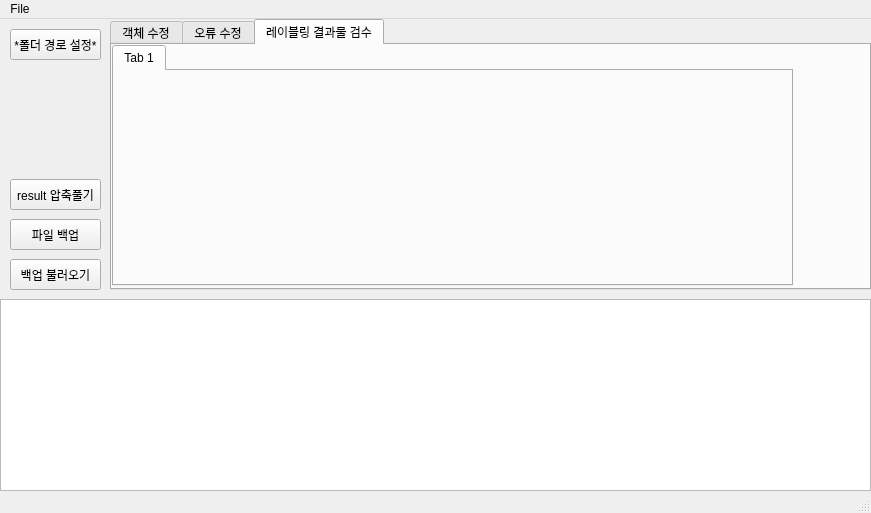
Qt form pyqtDesign/pyqtDesigner.ui (a22106/LabelingHelper) before a commit.
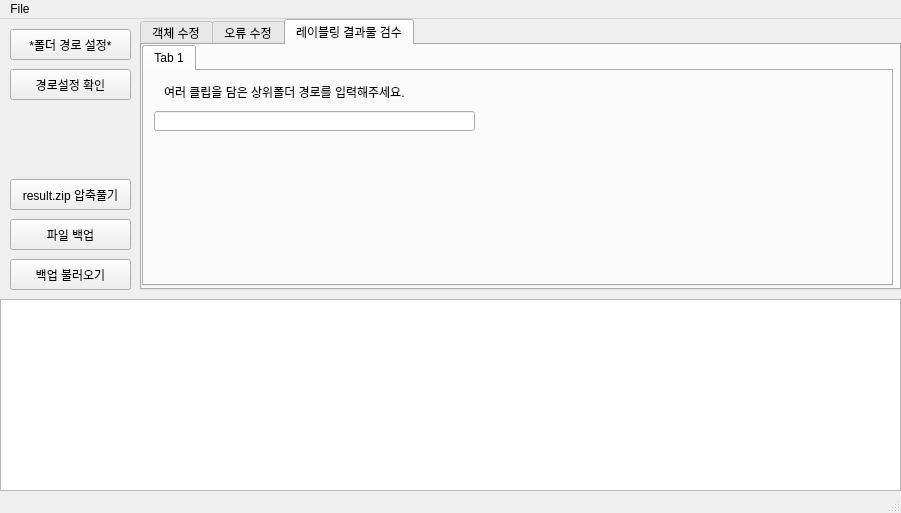
The same form after that commit. The open tabs and pages were chosen to show the change.

```diff
--- a/pyqtDesign/pyqtDesigner.ui
+++ b/pyqtDesign/pyqtDesigner.ui
@@ -6,7 +6,7 @@
    <rect>
     <x>0</x>
     <y>0</y>
-    <width>871</width>
+    <width>901</width>
     <height>513</height>
    </rect>
   </property>
@@ -18,7 +18,7 @@
   </property>
   <property name="maximumSize">
    <size>
-    <width>871</width>
+    <width>1000</width>
     <height>513</height>
    </size>
   </property>
@@ -31,7 +31,7 @@
      <rect>
       <x>0</x>
       <y>280</y>
-      <width>871</width>
+      <width>901</width>
       <height>192</height>
      </rect>
     </property>
@@ -41,7 +41,7 @@
      <rect>
       <x>10</x>
       <y>10</y>
-      <width>91</width>
+      <width>121</width>
       <height>31</height>
      </rect>
     </property>
@@ -54,7 +54,7 @@
      <rect>
       <x>10</x>
       <y>200</y>
-      <width>91</width>
+      <width>121</width>
       <height>31</height>
      </rect>
     </property>
@@ -70,7 +70,7 @@
      <rect>
       <x>10</x>
       <y>240</y>
-      <width>91</width>
+      <width>121</width>
       <height>31</height>
      </rect>
     </property>
@@ -79,17 +79,26 @@
     </property>
    </widget>
    <widget class="QTabWidget" name="tabWidget_2">
+    <property name="enabled">
+     <bool>true</bool>
+    </property>
     <property name="geometry">
      <rect>
-      <x>110</x>
+      <x>140</x>
       <y>0</y>
       <width>761</width>
       <height>271</height>
      </rect>
     </property>
+    <property name="tabPosition">
+     <enum>QTabWidget::North</enum>
+    </property>
     <property name="currentIndex">
      <number>0</number>
     </property>
+    <property name="usesScrollButtons">
+     <bool>true</bool>
+    </property>
     <widget class="QWidget" name="tab_6">
      <attribute name="title">
       <string>객체 수정</string>
@@ -948,7 +957,7 @@
        <rect>
         <x>0</x>
         <y>0</y>
-        <width>681</width>
+        <width>751</width>
         <height>241</height>
        </rect>
       </property>
@@ -959,6 +968,29 @@
        <attribute name="title">
         <string>Tab 1</string>
        </attribute>
+       <widget class="QLineEdit" name="lineEdit_2">
+        <property name="geometry">
+         <rect>
+          <x>10</x>
+          <y>40</y>
+          <width>321</width>
+          <height>20</height>
+         </rect>
+        </property>
+       </widget>
+       <widget class="QLabel" name="label_23">
+        <property name="geometry">
+         <rect>
+          <x>20</x>
+          <y>10</y>
+          <width>271</width>
+          <height>21</height>
+         </rect>
+        </property>
+        <property name="text">
+         <string>여러 클립을 담은 상위폴더 경로를 입력해주세요.</string>
+        </property>
+       </widget>
       </widget>
      </widget>
     </widget>
@@ -968,12 +1000,12 @@
      <rect>
       <x>10</x>
       <y>160</y>
-      <width>91</width>
+      <width>121</width>
       <height>31</height>
      </rect>
     </property>
     <property name="text">
-     <string>result 압축풀기</string>
+     <string>result.zip 압축풀기</string>
     </property>
    </widget>
    <widget class="QPushButton" name="pushButton_12">
@@ -992,6 +1024,22 @@
      <string>파일명 최신화(구버전)</string>
     </property>
    </widget>
+   <widget class="QPushButton" name="pushButton_15">
+    <property name="geometry">
+     <rect>
+      <x>10</x>
+      <y>50</y>
+      <width>121</width>
+      <height>31</height>
+     </rect>
+    </property>
+    <property name="toolTip">
+     <string extracomment="경로 설정 및 불러오기가 제대로 되었는지 확인합니다."/>
+    </property>
+    <property name="text">
+     <string>경로설정 확인</string>
+    </property>
+   </widget>
    <zorder>pushButton_12</zorder>
    <zorder>textBrowser</zorder>
    <zorder>pushButton_4</zorder>
@@ -1005,7 +1053,7 @@
     <rect>
      <x>0</x>
      <y>0</y>
-     <width>871</width>
+     <width>901</width>
      <height>21</height>
     </rect>
    </property>
```
Left out of the diff: 34 changed lines with no effect on the pictures.
